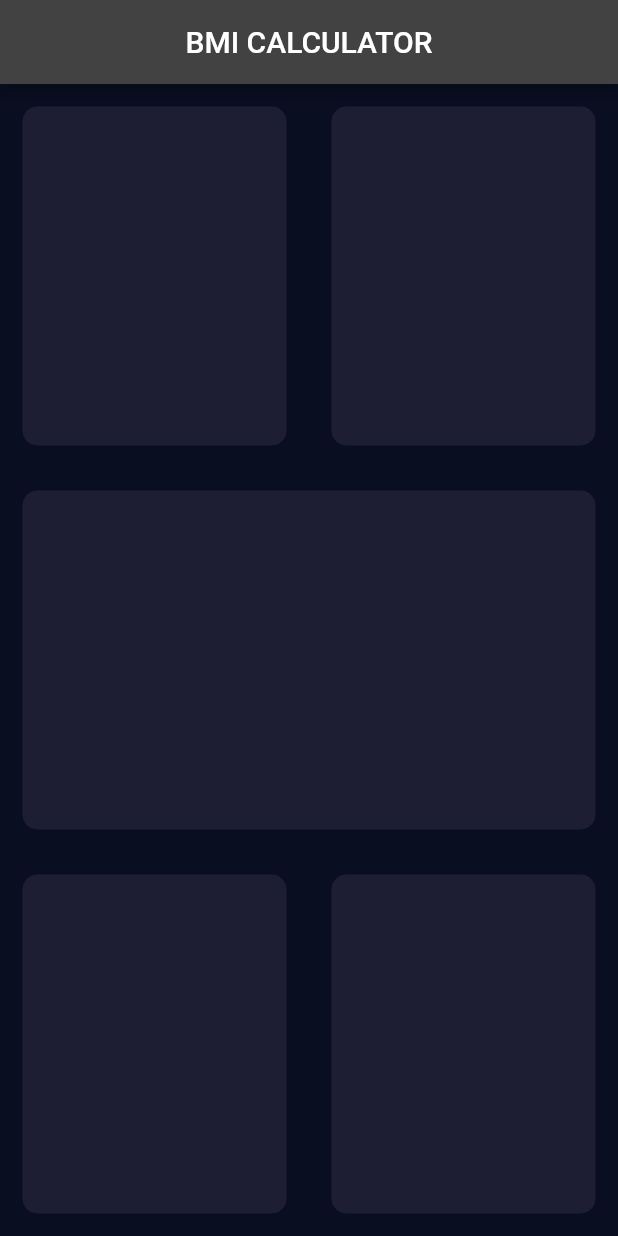
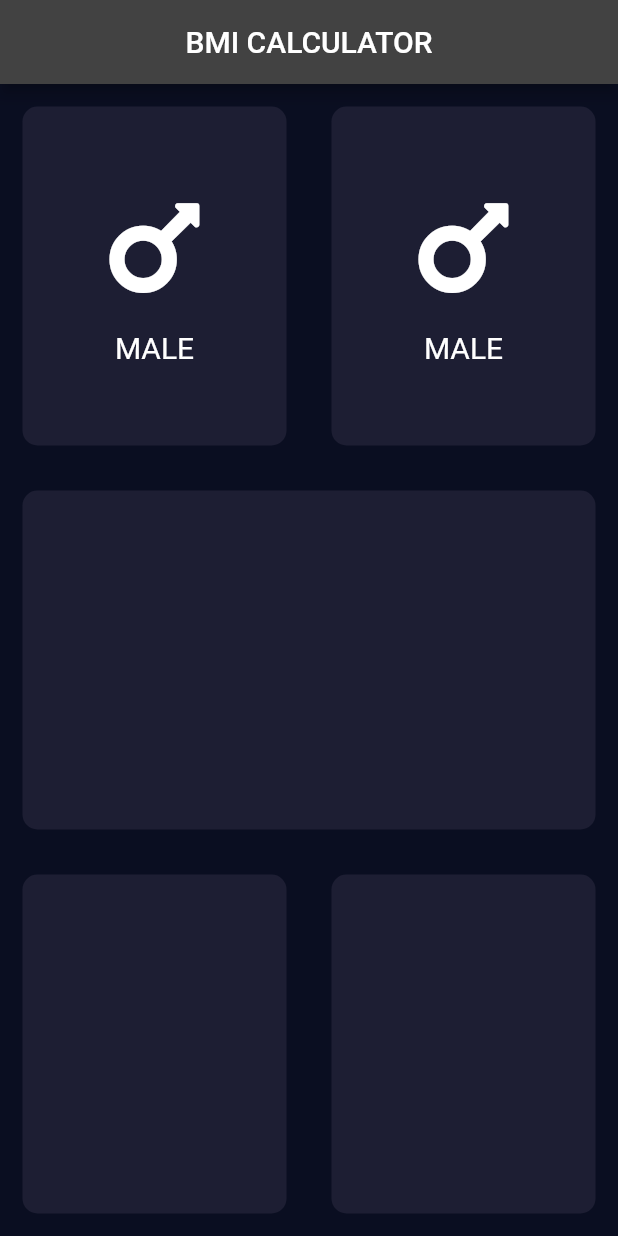
Before and after one commit to Santhosh1209/bmi_calculator, a Flutter app: the screen it shows after launch, on a phone screen of 412 x 824 dp. Run offline on Flutter 3.47's test engine with Material 2 defaults, Android fonts, the phone set to English and light mode, and no system bars; our stand-ins replace font_awesome_flutter.

```diff
--- a/lib/main.dart
+++ b/lib/main.dart
@@ -1,4 +1,5 @@
 import 'package:flutter/material.dart';
+import 'package:font_awesome_flutter/font_awesome_flutter.dart';
 void main() {
   runApp( bmi()
   );
@@ -42,11 +43,13 @@ class _pageState extends State<page> {
                 Expanded(
                   child: ReusableCard(
                     colour: Color(0xF1D1E33),
-                  )
+                    cardChild: GenderSelect()
+                ),
                 ),
                 Expanded(child:
                 ReusableCard(
                   colour: Color(0xF1D1E33),
+                    cardChild: GenderSelect()
                 )
                 ),
         ],
@@ -78,19 +81,48 @@ class _pageState extends State<page> {
     );
   }
 }
+
+class GenderSelect extends StatelessWidget {
+  const GenderSelect({
+    super.key,
+  });
+
+  @override
+  Widget build(BuildContext context) {
+    return Column(
+      mainAxisAlignment: MainAxisAlignment.center,
+      children: [
+        Icon(
+        FontAwesomeIcons.mars,
+          size: 80.0,
+      ),
+        SizedBox(
+          height: 15.0,
+          width: 15.0,
+        ),
+        Text('MALE',
+        style: TextStyle
+          (
+          fontSize: 20.0,
+        ),)
+    ],
+                  );
+  }
+}
 // custom widget created for each container
 class ReusableCard extends StatelessWidget {
-  ReusableCard({required this.colour});
+  ReusableCard({required this.colour,this.cardChild});
   // required is used to ensure that colour must always be given as a parameter when calling an object of this class
   // by doing this, we can customize the colour of every unique ResuableCard widget
 
-  // Below, 'final' is used
   final Color colour; // Color property of this class
-  // This is to ensure that the value of colour can only be initialized when calling an object and not otherwise
+  // Here, 'final' is used to ensure that the value of colour can only be initialized when calling an object and not otherwise
+  final Widget? cardChild; // child property of this class ; ? is used to allow null values
   @override
   Widget build(BuildContext context) {
     return Container
       (
+      child: cardChild,
         margin: EdgeInsets.all(15.0),
         decoration: BoxDecoration(
             color: Color(0xFF1D1E33),
--- a/pubspec.yaml
+++ b/pubspec.yaml
@@ -35,6 +35,7 @@ dependencies:
   # The following adds the Cupertino Icons font to your application.
   # Use with the CupertinoIcons class for iOS style icons.
   cupertino_icons: ^1.0.2
+  font_awesome_flutter: ^8.4.0
 
 dev_dependencies:
   flutter_test:
```
Also changed, not shown: pubspec.lock.
